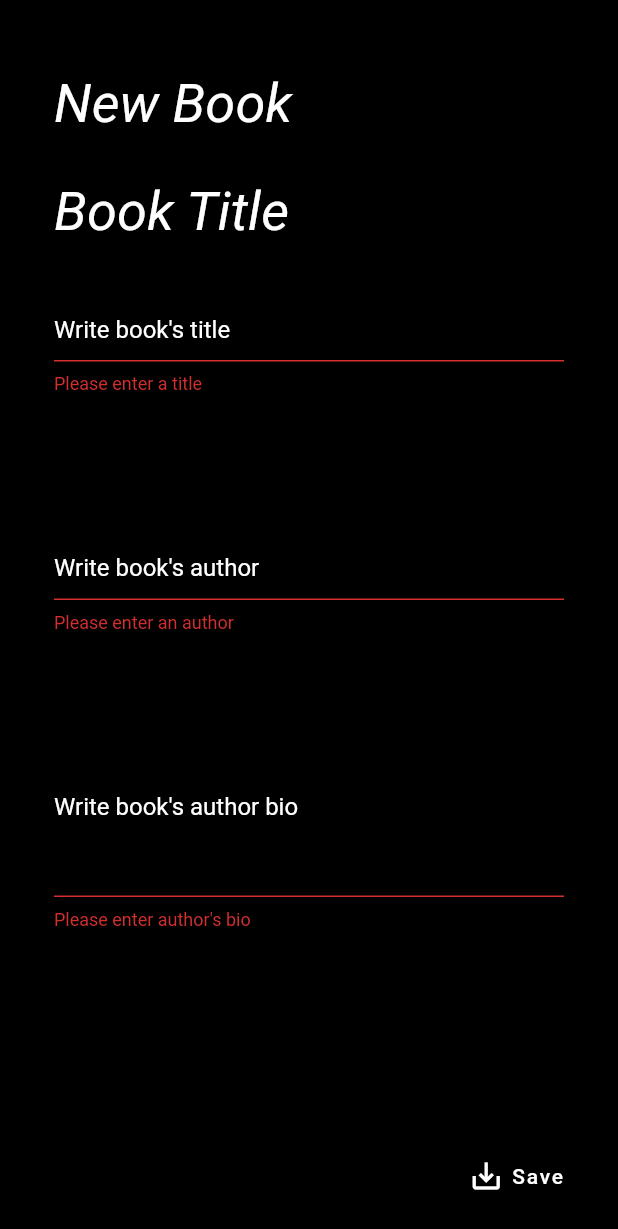
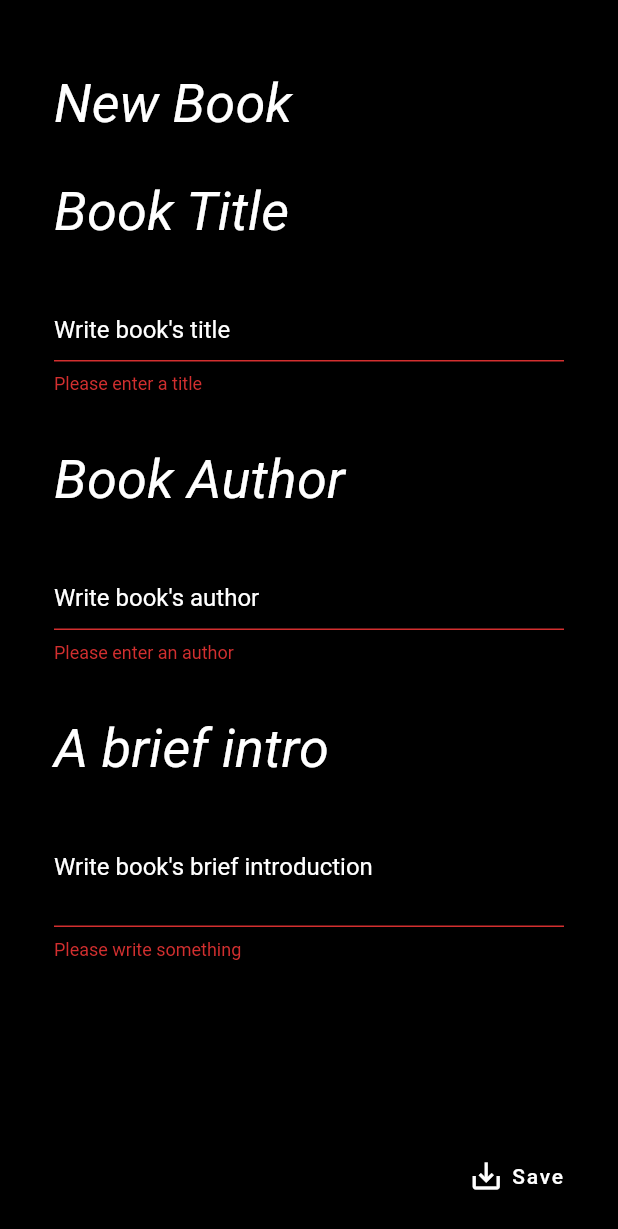
Before and after one commit to cturbides/ReaderDatabase, a Flutter app: the AddBook screen opened directly, after a tap on "Save", on a phone screen of 412 x 824 dp. Shown: the top 1229 px of the screen. Run offline on Flutter 3.47's test engine with Material 2 defaults, Android fonts, the phone set to English and light mode, and no system bars; our stand-ins replace sqflite; accounts and stored records are empty.

Commit message:
Add-book screen finished!

```diff
--- a/lib/add-book.dart
+++ b/lib/add-book.dart
@@ -16,7 +16,7 @@ class _AddBookState extends State<AddBook> {
   //TextEditingController used to retrieve values from each TextFormField
   final _title = TextEditingController();
   final _author = TextEditingController();
-  final _authorBio = TextEditingController();
+  final _briefIntro = TextEditingController();
 
   @override
   Widget build(BuildContext context) {
@@ -33,9 +33,9 @@ class _AddBookState extends State<AddBook> {
               //Add Create Book function
               String title = _title.text;
               String author = _author.text;
-              String authorBio = _authorBio.text;
+              String briefIntro = _briefIntro.text;
               Book newBook =
-                  Book(title: title, author: author, authorShortBio: authorBio);
+                  Book(title: title, author: author, briefIntroduction: briefIntro);
               Operation.insertBookDB(newBook);
               //Showing up an little snackbar
               ScaffoldMessenger.of(context)
@@ -92,7 +92,8 @@ class _AddBookState extends State<AddBook> {
                     ),
                     Container(
                       alignment: Alignment.topLeft,
-                      padding: const EdgeInsets.only(left: 36, right: 36, top: 20),
+                      padding:
+                          const EdgeInsets.only(left: 36, right: 36, top: 20),
                       child: TextFormField(
                         controller: _title,
                         validator: (value) {
@@ -108,8 +109,7 @@ class _AddBookState extends State<AddBook> {
                             alignLabelWithHint: true,
                             labelStyle: TextStyle(color: Colors.white),
                             focusedBorder: OutlineInputBorder(
-                              borderSide: BorderSide(color: Colors.white))
-                            ),
+                                borderSide: BorderSide(color: Colors.white))),
                         cursorColor: Colors.amberAccent,
                       ),
                     ),
@@ -121,13 +121,14 @@ class _AddBookState extends State<AddBook> {
                         style: TextStyle(
                             fontSize: 36,
                             fontFamily: 'Roboto',
-                            fontStyle: FontStyle.italic),
+                            fontStyle: FontStyle.italic,
+                            color: Colors.white),
                       ),
                       padding: const EdgeInsets.only(left: 36),
                     ),
                     Container(
                       alignment: Alignment.topLeft,
-                      padding: const EdgeInsets.symmetric(horizontal: 36),
+                      padding: const EdgeInsets.only(left: 36, right: 36, top: 20),
                       child: TextFormField(
                         controller: _author,
                         validator: (value) {
@@ -143,8 +144,7 @@ class _AddBookState extends State<AddBook> {
                             alignLabelWithHint: true,
                             labelStyle: TextStyle(color: Colors.white),
                             focusedBorder: OutlineInputBorder(
-                              borderSide: BorderSide(color: Colors.white))
-                            ),
+                                borderSide: BorderSide(color: Colors.white))),
                         cursorColor: Colors.amberAccent,
                       ),
                     ),
@@ -152,37 +152,37 @@ class _AddBookState extends State<AddBook> {
                     Container(
                       alignment: Alignment.topLeft,
                       child: const Text(
-                        "Short Author Biography",
+                        "A brief intro",
                         style: TextStyle(
                             fontSize: 36,
                             fontFamily: 'Roboto',
-                            fontStyle: FontStyle.italic),
+                            fontStyle: FontStyle.italic,
+                            color: Colors.white),
                       ),
                       padding: const EdgeInsets.only(left: 36),
                     ),
                     Container(
                       alignment: Alignment.topLeft,
-                      padding: const EdgeInsets.symmetric(horizontal: 36),
+                      padding: const EdgeInsets.only(left: 36, right: 36, top: 20),
                       height: 5 * 24.0, //5 lines
                       child: TextFormField(
-                        controller: _authorBio,
+                        controller: _briefIntro,
                         maxLines: 5,
                         maxLength: 500,
                         validator: (value) {
                           if (value!.isEmpty) {
-                            return "Please enter author's bio";
+                            return "Please write something";
                           }
                           return null;
                         },
                         style: const TextStyle(color: Colors.white),
                         decoration: const InputDecoration(
-                            labelText: "Write book's author bio",
+                            labelText: "Write book's brief introduction",
                             fillColor: Colors.white,
                             alignLabelWithHint: true,
                             labelStyle: TextStyle(color: Colors.white),
                             focusedBorder: OutlineInputBorder(
-                              borderSide: BorderSide(color: Colors.white))
-                            ),
+                                borderSide: BorderSide(color: Colors.white))),
                         cursorColor: Colors.amberAccent,
                       ),
                     )
```
